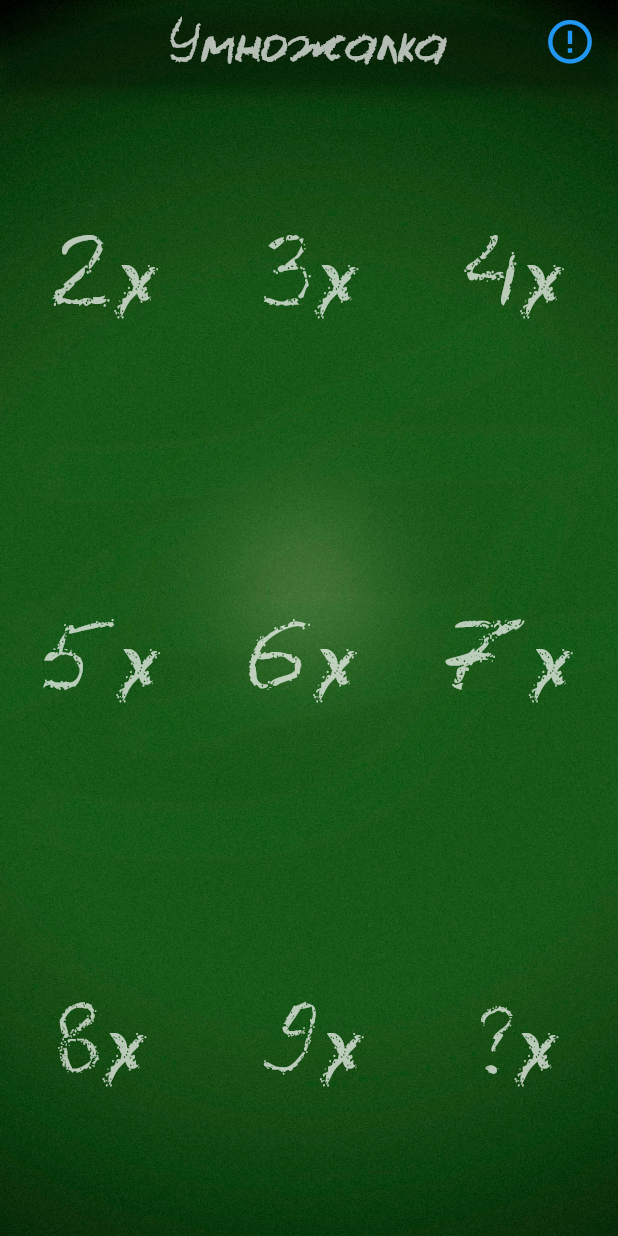
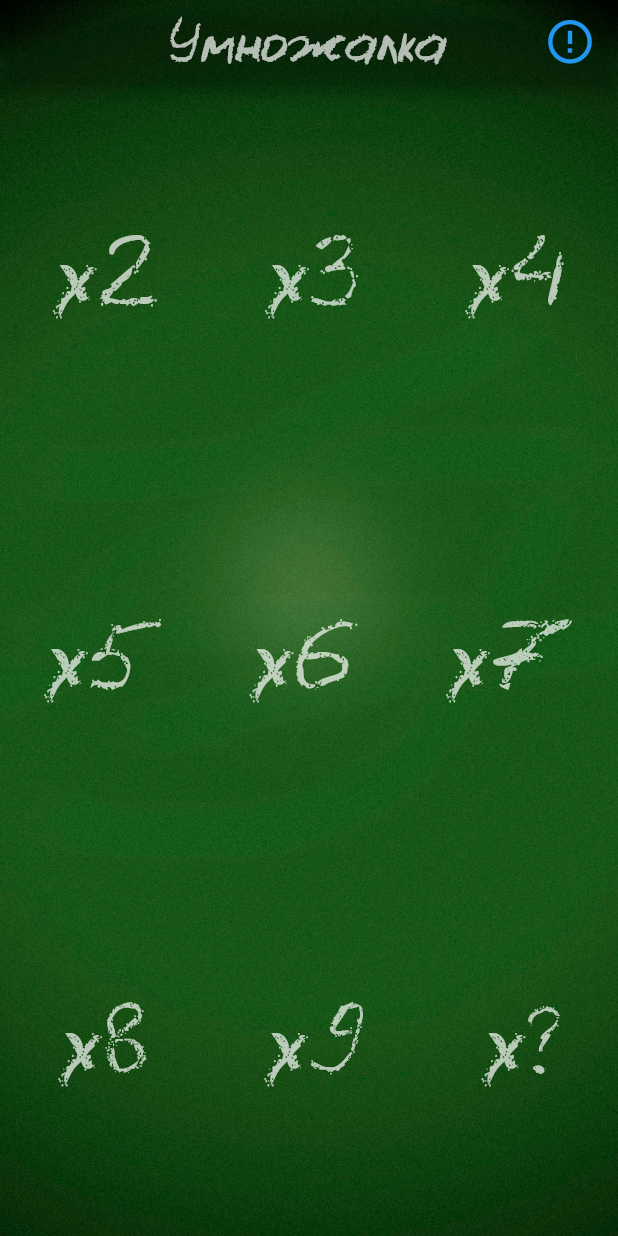
Before and after one commit to AlexeyOkhin/multiplicationTable, a Flutter app: the screen it shows after launch, on a phone screen of 412 x 824 dp. Run offline on Flutter 3.47's test engine with Material 2 defaults, Android fonts, the phone set to English and light mode, and no system bars; our stand-ins replace rflutter_alert; missing offline and left inert: countdown_flutter.

Commit message:
refactoring text style for launcher

```diff
--- /dev/null
+++ b/lib/const_setting.dart
@@ -0,0 +1,21 @@
+import 'package:flutter/material.dart';
+
+
+class StyleTextConst extends StatelessWidget {
+
+  final String text;
+  final double size;
+
+  const StyleTextConst({Key key, this.text, this.size}) : super(key: key);
+
+  @override
+  Widget build(BuildContext context) {
+    return Text(
+      text, style: TextStyle(
+        fontSize: size,
+        color: Colors.white70,
+        fontFamily: "LCChalk"
+    ),
+    );
+  }
+}
--- a/lib/main.dart
+++ b/lib/main.dart
@@ -1,7 +1,7 @@
 import 'package:flutter/material.dart';
 import 'package:multiplication_table/test_page.dart';
 import 'info_multipler.dart';
-
+import 'const_setting.dart';
 
 void main() {
   runApp(StartPage());
@@ -77,13 +77,7 @@ class MyStartApp extends StatelessWidget {
                         context,
                         MaterialPageRoute(builder: (context) => TestPage(numButton: numButton,)),
                       );},
-                      child: Text(
-                        "2x",
-                        style: TextStyle(
-                            fontSize: 50,
-                            color: Colors.white70,
-                            fontFamily: "LCChalk"),
-                      ),
+                      child: StyleTextConst(text: "x2",size: 50),
                     ),
                     TextButton(
                       onPressed: () {
@@ -92,13 +86,7 @@ class MyStartApp extends StatelessWidget {
                           context,
                           MaterialPageRoute(builder: (context) => TestPage(numButton: numButton,)),
                         );},
-                      child: Text(
-                        "3x",
-                        style: TextStyle(
-                            fontSize: 50,
-                            color: Colors.white70,
-                            fontFamily: "LCChalk"),
-                      ),
+                      child: StyleTextConst(text: "x3",size: 50),
                     ),
                     TextButton(
                       onPressed: () {
@@ -107,13 +95,7 @@ class MyStartApp extends StatelessWidget {
                           context,
                           MaterialPageRoute(builder: (context) => TestPage(numButton: numButton,)),
                         );},
-                      child: Text(
-                        "4x",
-                        style: TextStyle(
-                            fontSize: 50,
-                            color: Colors.white70,
-                            fontFamily: "LCChalk"),
-                      ),
+                      child: StyleTextConst(text: "x4",size: 50),
                     ),
                   ],
                 ),
@@ -129,13 +111,7 @@ class MyStartApp extends StatelessWidget {
                           context,
                           MaterialPageRoute(builder: (context) => TestPage(numButton: numButton,)),
                         );},
-                      child: Text(
-                        "5x",
-                        style: TextStyle(
-                            fontSize: 50,
-                            color: Colors.white70,
-                            fontFamily: "LCChalk"),
-                      ),
+                      child: StyleTextConst(text: "x5",size: 50),
                     ),
                     TextButton(
                       onPressed: () {
@@ -144,13 +120,7 @@ class MyStartApp extends StatelessWidget {
                           context,
                           MaterialPageRoute(builder: (context) => TestPage(numButton: numButton,)),
                         );},
-                      child: Text(
-                        "6x",
-                        style: TextStyle(
-                            fontSize: 50,
-                            color: Colors.white70,
-                            fontFamily: "LCChalk"),
-                      ),
+                      child: StyleTextConst(text: "x6",size: 50),
                     ),
                     TextButton(
                       onPressed: () {
@@ -159,13 +129,7 @@ class MyStartApp extends StatelessWidget {
                           context,
                           MaterialPageRoute(builder: (context) => TestPage(numButton: numButton,)),
                         );},
-                      child: Text(
-                        "7x",
-                        style: TextStyle(
-                            fontSize: 50,
-                            color: Colors.white70,
-                            fontFamily: "LCChalk"),
-                      ),
+                      child: StyleTextConst(text: "x7",size: 50),
                     ),
                   ],
                 ),
@@ -181,13 +145,7 @@ class MyStartApp extends StatelessWidget {
                           context,
                           MaterialPageRoute(builder: (context) => TestPage(numButton: numButton,)),
                         );},
-                      child: Text(
-                        "8x",
-                        style: TextStyle(
-                            fontSize: 50,
-                            color: Colors.white70,
-                            fontFamily: "LCChalk"),
-                      ),
+                      child: StyleTextConst(text: "x8",size: 50),
                     ),
                     TextButton(
                       onPressed: () {
@@ -196,13 +154,7 @@ class MyStartApp extends StatelessWidget {
                           context,
                           MaterialPageRoute(builder: (context) => TestPage(numButton: numButton,)),
                         );},
-                      child: Text(
-                        "9x",
-                        style: TextStyle(
-                            fontSize: 50,
-                            color: Colors.white70,
-                            fontFamily: "LCChalk"),
-                      ),
+                      child: StyleTextConst(text: "x9",size: 50),
                     ),
                     TextButton(
                       onPressed: () {
@@ -211,13 +163,7 @@ class MyStartApp extends StatelessWidget {
                           context,
                           MaterialPageRoute(builder: (context) => TestPage(numButton: numButton,)),
                         );},
-                      child: Text(
-                        "?x",
-                        style: TextStyle(
-                            fontSize: 50,
-                            color: Colors.white70,
-                            fontFamily: "LCChalk"),
-                      ),
+                      child: StyleTextConst(text: "x?",size: 50),
                     ),
                   ],
                 ),
--- a/pubspec.yaml
+++ b/pubspec.yaml
@@ -29,6 +29,8 @@ dependencies:
   # Use with the CupertinoIcons class for iOS style icons.
   cupertino_icons: ^1.0.2
   rflutter_alert: ^2.0.4
+  countdown_flutter: ^0.1.2
+  provider: ^6.0.0
 
 dev_dependencies:
   flutter_test:
```
Also changed, not shown: lib/info_multipler.dart (+12 -72 lines), lib/progress_bar_timer.dart (added, +118 -0 lines), lib/test_page.dart (+10 -6 lines), pubspec.lock.
